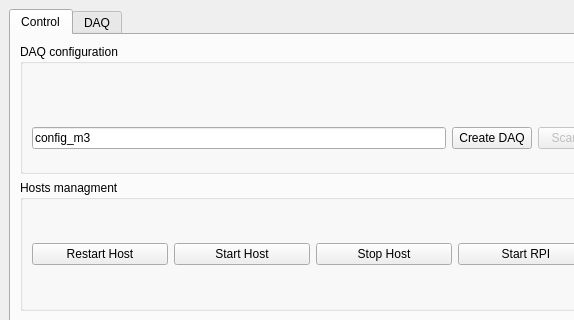
The window that python/DaqUI.ui (mirabitl/SDHCAL) describes before a commit, drawn with Qt 5; both pictures show x 0 to 574 and y 0 to 320 of the 910 by 673 pixel window.
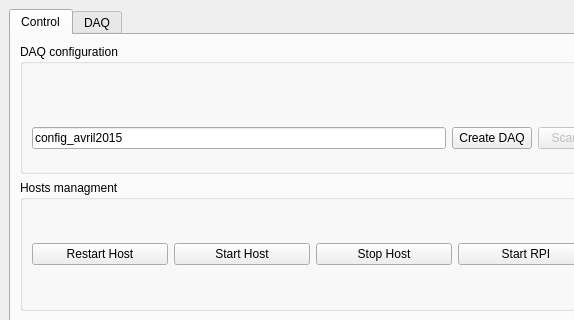
The same window after the commit.

Patch:
```diff
--- a/python/DaqUI.ui
+++ b/python/DaqUI.ui
@@ -60,7 +60,7 @@
               </size>
              </property>
              <property name="text">
-              <string>config_m3</string>
+              <string>config_avril2015</string>
              </property>
             </widget>
            </item>
```
Left out of the diff: 2 changed lines with no effect on the pictures.
